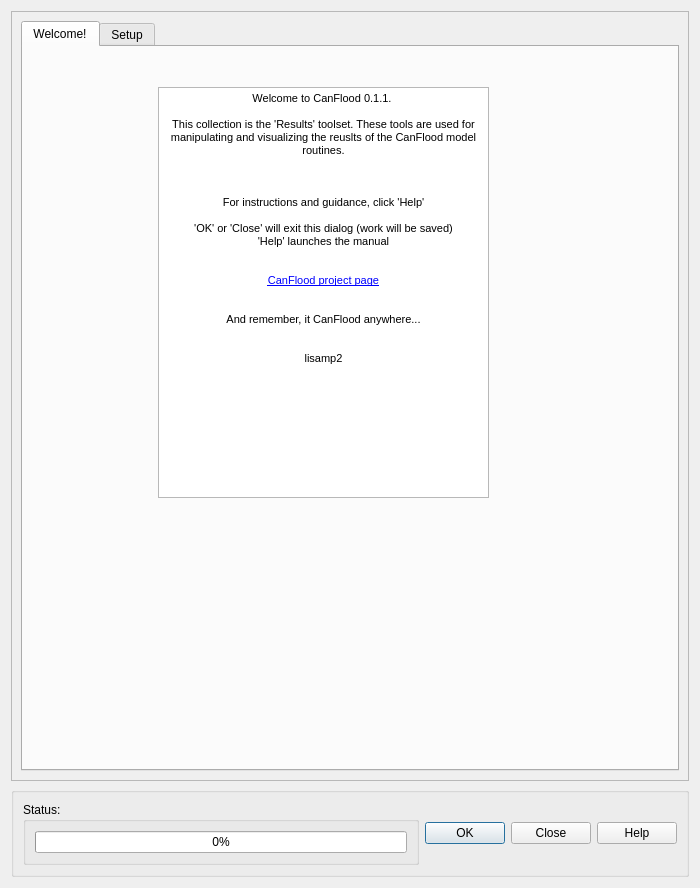
Above: canflood_inprep/ProjectResults/ProjectResultsDialog_Base.ui from NRCan/CanFlood before the change. Below: the same form after it.
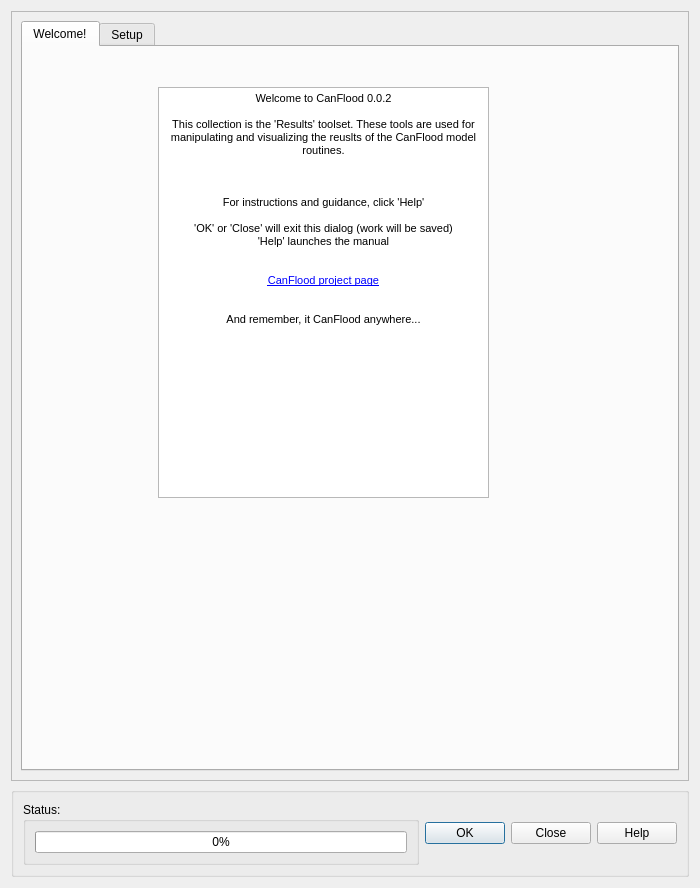
That is the form after the change. Custom widgets are drawn as their Qt base class.

```diff
--- a/canflood_inprep/ProjectResults/ProjectResultsDialog_Base.ui
+++ b/canflood_inprep/ProjectResults/ProjectResultsDialog_Base.ui
@@ -109,7 +109,7 @@
 &lt;html&gt;&lt;head&gt;&lt;meta name=&quot;qrichtext&quot; content=&quot;1&quot; /&gt;&lt;style type=&quot;text/css&quot;&gt;
 p, li { white-space: pre-wrap; }
 &lt;/style&gt;&lt;/head&gt;&lt;body style=&quot; font-family:'MS Shell Dlg 2'; font-size:8.25pt; font-weight:400; font-style:normal;&quot;&gt;
-&lt;p align=&quot;center&quot; style=&quot; margin-top:0px; margin-bottom:0px; margin-left:0px; margin-right:0px; -qt-block-indent:0; text-indent:0px;&quot;&gt;&lt;span style=&quot; font-size:8pt;&quot;&gt;Welcome to CanFlood 0.1.1. &lt;/span&gt;&lt;/p&gt;
+&lt;p align=&quot;center&quot; style=&quot; margin-top:0px; margin-bottom:0px; margin-left:0px; margin-right:0px; -qt-block-indent:0; text-indent:0px;&quot;&gt;&lt;span style=&quot; font-size:8pt;&quot;&gt;Welcome to CanFlood 0.0.2&lt;/span&gt;&lt;/p&gt;
 &lt;p align=&quot;center&quot; style=&quot;-qt-paragraph-type:empty; margin-top:0px; margin-bottom:0px; margin-left:0px; margin-right:0px; -qt-block-indent:0; text-indent:0px; font-size:8pt;&quot;&gt;&lt;br /&gt;&lt;/p&gt;
 &lt;p align=&quot;center&quot; style=&quot; margin-top:0px; margin-bottom:0px; margin-left:0px; margin-right:0px; -qt-block-indent:0; text-indent:0px;&quot;&gt;&lt;span style=&quot; font-size:8pt;&quot;&gt;This collection is the 'Results' toolset. These tools are used for manipulating and visualizing the reuslts of the CanFlood model routines.&lt;/span&gt;&lt;/p&gt;
 &lt;p align=&quot;center&quot; style=&quot;-qt-paragraph-type:empty; margin-top:0px; margin-bottom:0px; margin-left:0px; margin-right:0px; -qt-block-indent:0; text-indent:0px; font-size:8pt;&quot;&gt;&lt;br /&gt;&lt;/p&gt;
@@ -127,7 +127,7 @@
 &lt;p align=&quot;center&quot; style=&quot; margin-top:0px; margin-bottom:0px; margin-left:0px; margin-right:0px; -qt-block-indent:0; text-indent:0px;&quot;&gt;&lt;span style=&quot; font-size:8pt;&quot;&gt;And remember, it CanFlood anywhere...&lt;/span&gt;&lt;/p&gt;
 &lt;p align=&quot;center&quot; style=&quot;-qt-paragraph-type:empty; margin-top:0px; margin-bottom:0px; margin-left:0px; margin-right:0px; -qt-block-indent:0; text-indent:0px; font-size:8pt;&quot;&gt;&lt;br /&gt;&lt;/p&gt;
 &lt;p align=&quot;center&quot; style=&quot;-qt-paragraph-type:empty; margin-top:0px; margin-bottom:0px; margin-left:0px; margin-right:0px; -qt-block-indent:0; text-indent:0px; font-size:8pt;&quot;&gt;&lt;br /&gt;&lt;/p&gt;
-&lt;p align=&quot;center&quot; style=&quot; margin-top:0px; margin-bottom:0px; margin-left:0px; margin-right:0px; -qt-block-indent:0; text-indent:0px;&quot;&gt;&lt;span style=&quot; font-size:8pt;&quot;&gt;lisamp2&lt;/span&gt;&lt;/p&gt;&lt;/body&gt;&lt;/html&gt;</string>
+&lt;p align=&quot;center&quot; style=&quot;-qt-paragraph-type:empty; margin-top:0px; margin-bottom:0px; margin-left:0px; margin-right:0px; -qt-block-indent:0; text-indent:0px;&quot;&gt;&lt;br /&gt;&lt;/p&gt;&lt;/body&gt;&lt;/html&gt;</string>
            </property>
           </widget>
          </widget>
```
Left out of the diff: 5 changed lines with no effect on the pictures.
